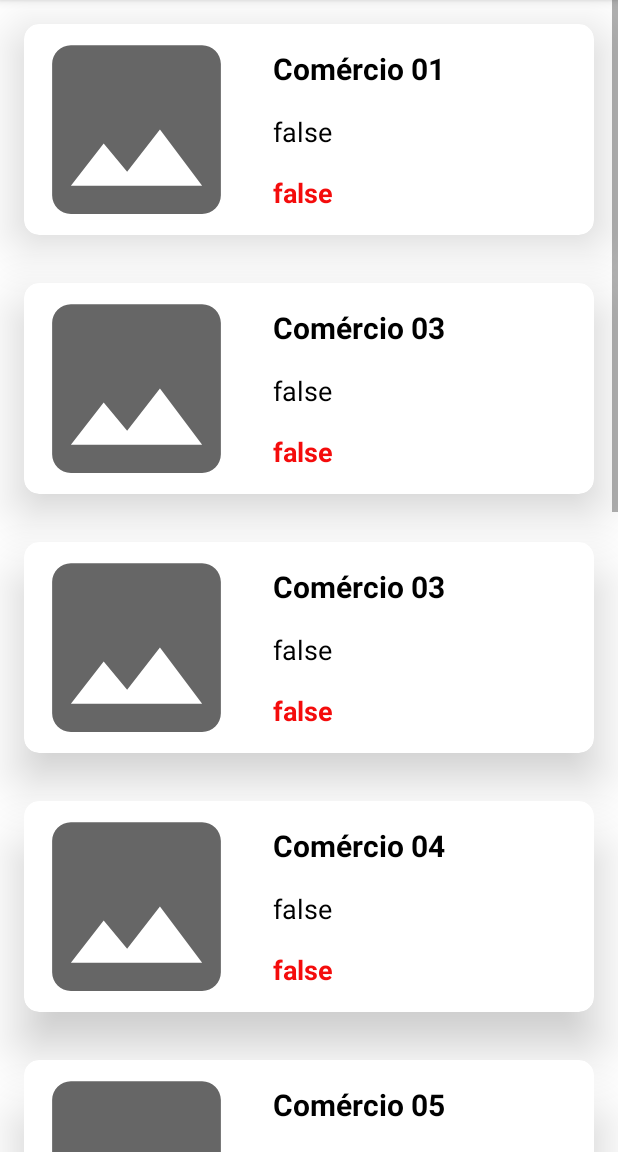
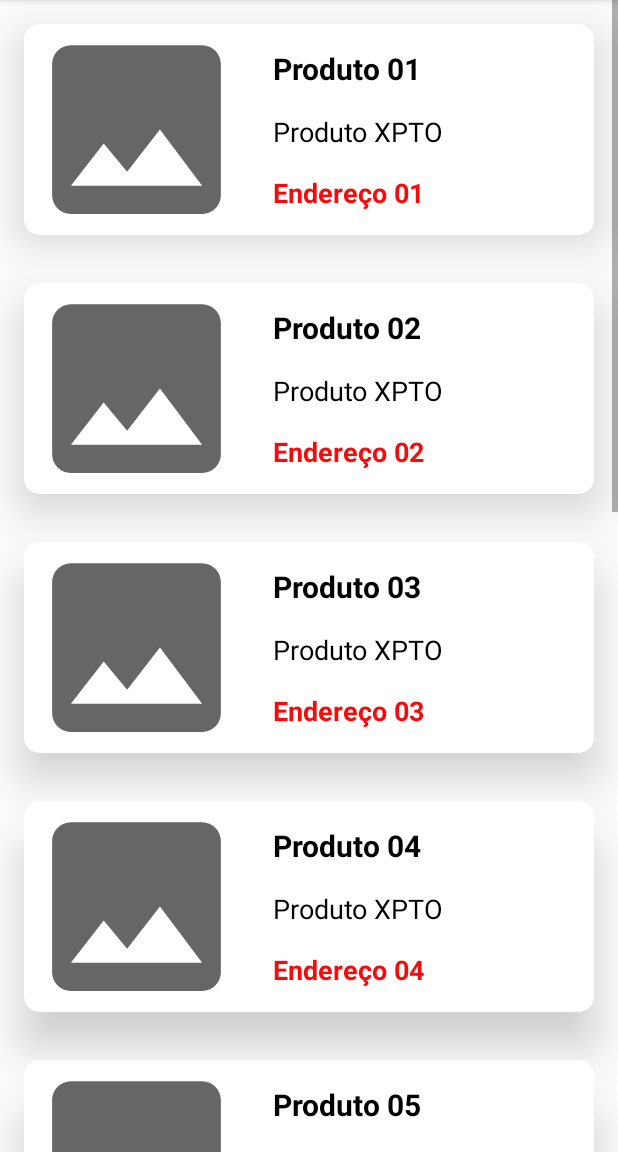
Before and after one commit to devweslly/AppUsuario, an Android app: the ListProdCategActivity01 screen opened directly, with no data from a screen before it, on a phone screen of 412 x 824 dp, the part 84-1236 px from its top. Run offline under Robolectric (Android 15) with nearby library versions, the light colour scheme and no system bars.

Commit message:
Fatorando RecyclerView

```diff
--- a/AppUsuario/app/src/main/java/com/example/appusuario/ListProdCategActivity01.kt
+++ b/AppUsuario/app/src/main/java/com/example/appusuario/ListProdCategActivity01.kt
@@ -2,25 +2,35 @@
 
 import androidx.appcompat.app.AppCompatActivity
 import android.os.Bundle
+import android.view.LayoutInflater
 import android.widget.TextView
 import androidx.recyclerview.widget.RecyclerView
 import com.example.appusuario.adapter.ItemProduto01Adapter
 import com.example.appusuario.data.Datasource
+import com.example.appusuario.databinding.ActivityListProdCateg01Binding
+
+private lateinit var binding: ActivityListProdCateg01Binding
 
 class ListProdCategActivity01 : AppCompatActivity() {
     override fun onCreate(savedInstanceState: Bundle?) {
         super.onCreate(savedInstanceState)
-        setContentView(R.layout.activity_list_prod_categ01)
+
+        binding = ActivityListProdCateg01Binding.inflate(layoutInflater)
+
+        setContentView(binding.root)
 
         // Inicializa os dados.
         val myDataset = Datasource().loadProduto01()
 
-        val recyclerView = findViewById<RecyclerView>(R.id.recycler_view_produto01)
+
+        //Configurando o RecyclerView
 
         // Use esta configuração para melhorar o desempenho se você souber que as alterações
         // no conteúdo não altera o tamanho do layout do RecyclerView
-        recyclerView.adapter = ItemProduto01Adapter(this, myDataset)
-        recyclerView.setHasFixedSize(true)
 
+        val adapter = ItemProduto01Adapter(this, myDataset)
+
+        binding.recyclerViewProduto01.adapter = adapter
+        binding.recyclerViewProduto01.setHasFixedSize(true)
     }
 }
--- a/AppUsuario/app/src/main/java/com/example/appusuario/adapter/ItemProduto01Adapter.kt
+++ b/AppUsuario/app/src/main/java/com/example/appusuario/adapter/ItemProduto01Adapter.kt
@@ -8,6 +8,7 @@
 import android.widget.TextView
 import androidx.recyclerview.widget.RecyclerView
 import com.example.appusuario.R
+import com.example.appusuario.databinding.CardLayoutProduto01Binding
 import com.example.appusuario.model.Produto01
 
 /*
@@ -22,11 +23,13 @@
     // Complex data items may need more than one view per item, and
     // you provide access to all the views for a data item in a view holder.
     // Each data item is just an Produto01 object.
-    class ItemProduto01ViewHolder(private val view: View) : RecyclerView.ViewHolder(view){
-        val textView: TextView = view.findViewById(R.id.item_card_layout_title_categ1)
-        val imageView: ImageView = view.findViewById(R.id.item_card_layout_image_categ1)
-        val description: TextView = view.findViewById(R.id.item_card_layout_description_categ1)
-        val adress: TextView = view.findViewById(R.id.item_card_layout_adress_categ1)
+    class ItemProduto01ViewHolder(val binding: CardLayoutProduto01Binding) : RecyclerView.ViewHolder(binding.root){
+        /*
+        val textView: TextView = binding.itemCardLayoutTitleCateg1
+        val imageView: ImageView = binding.itemCardLayoutImageCateg1
+        val description: TextView = binding.itemCardLayoutDescriptionCateg1
+        val adress: TextView = binding.itemCardLayoutAdressCateg1
+        */
     }
 
     /**
@@ -35,10 +38,11 @@
     // # 7
     override fun onCreateViewHolder(parent: ViewGroup, viewType: Int): ItemProduto01ViewHolder {
         // cria uma nova view
-        val adapterLayout = LayoutInflater.from(parent.context)
-            .inflate(R.layout.card_layout_produto01, parent, false)
-
-        return ItemProduto01ViewHolder(adapterLayout)
+        return ItemProduto01ViewHolder(CardLayoutProduto01Binding.inflate(
+            LayoutInflater.from(parent.context),
+            parent,
+            false
+        ))
     }
 
     /**
@@ -47,10 +51,11 @@
     // # 8
     override fun onBindViewHolder(holder: ItemProduto01ViewHolder, position: Int) {
         val itemProduto01 = dataset[position]
-        holder.textView.text = context.resources.getString(itemProduto01.stringResourceId)
-        holder.imageView.setImageResource(itemProduto01.imageResourceId)
-        holder.description.text = context.resources.getString(itemProduto01.descriptionResourceId)
-        holder.adress.text = context.resources.getString(itemProduto01.adressResourceId)
+
+        holder.binding.itemCardLayoutTitleCateg1.text = itemProduto01.stringResourceId
+        holder.binding.itemCardLayoutImageCateg1.setImageResource(itemProduto01.imageResourceId)
+        holder.binding.itemCardLayoutDescriptionCateg1.text = itemProduto01.descriptionResourceId
+        holder.binding.itemCardLayoutAdressCateg1.text = itemProduto01.adressResourceId
     }
 
     /**
--- a/AppUsuario/app/src/main/java/com/example/appusuario/data/Datasource.kt
+++ b/AppUsuario/app/src/main/java/com/example/appusuario/data/Datasource.kt
@@ -9,16 +9,66 @@
     fun loadProduto01(): List<Produto01> {
         // #4
         return listOf<Produto01>(
-            Produto01(R.string.titulo1, R.drawable.ic_baseline_image_24, R.id.item_card_layout_description_categ1, R.id.item_card_layout_adress_categ1),
-            Produto01(R.string.titulo2, R.drawable.ic_baseline_image_24, R.id.item_card_layout_description_categ1, R.id.item_card_layout_adress_categ1),
-            Produto01(R.string.titulo3, R.drawable.ic_baseline_image_24, R.id.item_card_layout_description_categ1, R.id.item_card_layout_adress_categ1),
-            Produto01(R.string.titulo4, R.drawable.ic_baseline_image_24, R.id.item_card_layout_description_categ1, R.id.item_card_layout_adress_categ1),
-            Produto01(R.string.titulo5, R.drawable.ic_baseline_image_24, R.id.item_card_layout_description_categ1, R.id.item_card_layout_adress_categ1),
-            Produto01(R.string.titulo6, R.drawable.ic_baseline_image_24, R.id.item_card_layout_description_categ1, R.id.item_card_layout_adress_categ1),
-            Produto01(R.string.titulo7, R.drawable.ic_baseline_image_24, R.id.item_card_layout_description_categ1, R.id.item_card_layout_adress_categ1),
-            Produto01(R.string.titulo8, R.drawable.ic_baseline_image_24, R.id.item_card_layout_description_categ1, R.id.item_card_layout_adress_categ1),
-            Produto01(R.string.titulo9, R.drawable.ic_baseline_image_24, R.id.item_card_layout_description_categ1, R.id.item_card_layout_adress_categ1),
-            Produto01(R.string.titulo10, R.drawable.ic_baseline_image_24, R.id.item_card_layout_description_categ1, R.id.item_card_layout_adress_categ1),
+            Produto01(
+                stringResourceId = "Produto 01",
+                imageResourceId = R.drawable.ic_baseline_image_24,
+                descriptionResourceId = "Produto XPTO",
+                adressResourceId = "Endereço 01"
+            ),
+            Produto01(
+                stringResourceId = "Produto 02",
+                imageResourceId = R.drawable.ic_baseline_image_24,
+                descriptionResourceId = "Produto XPTO",
+                adressResourceId = "Endereço 02"
+            ),
+            Produto01(
+                stringResourceId = "Produto 03",
+                imageResourceId = R.drawable.ic_baseline_image_24,
+                descriptionResourceId = "Produto XPTO",
+                adressResourceId = "Endereço 03"
+            ),
+            Produto01(
+                stringResourceId = "Produto 04",
+                imageResourceId = R.drawable.ic_baseline_image_24,
+                descriptionResourceId = "Produto XPTO",
+                adressResourceId = "Endereço 04"
+            ),
+            Produto01(
+                stringResourceId = "Produto 05",
+                imageResourceId = R.drawable.ic_baseline_image_24,
+                descriptionResourceId = "Produto XPTO",
+                adressResourceId = "Endereço 05"
+            ),
+            Produto01(
+                stringResourceId = "Produto 06",
+                imageResourceId = R.drawable.ic_baseline_image_24,
+                descriptionResourceId = "Produto XPTO",
+                adressResourceId = "Endereço 06"
+            ),
+            Produto01(
+                stringResourceId = "Produto 07",
+                imageResourceId = R.drawable.ic_baseline_image_24,
+                descriptionResourceId = "Produto XPTO",
+                adressResourceId = "Endereço 07"
+            ),
+            Produto01(
+                stringResourceId = "Produto 08",
+                imageResourceId = R.drawable.ic_baseline_image_24,
+                descriptionResourceId = "Produto XPTO",
+                adressResourceId = "Endereço 08"
+            ),
+            Produto01(
+                stringResourceId = "Produto 09",
+                imageResourceId = R.drawable.ic_baseline_image_24,
+                descriptionResourceId = "Produto XPTO",
+                adressResourceId = "Endereço 09"
+            ),
+            Produto01(
+                stringResourceId = "Produto 10",
+                imageResourceId = R.drawable.ic_baseline_image_24,
+                descriptionResourceId = "Produto XPTO",
+                adressResourceId = "Endereço 10"
+            ),
         )
     }
 }
--- a/AppUsuario/app/src/main/java/com/example/appusuario/model/Produto01.kt
+++ b/AppUsuario/app/src/main/java/com/example/appusuario/model/Produto01.kt
@@ -1,13 +1,10 @@
 package com.example.appusuario.model
-
-import androidx.annotation.DrawableRes
-import androidx.annotation.StringRes
 
 // # 1
 data class Produto01(
-    @StringRes val stringResourceId: Int,
-    @DrawableRes val imageResourceId: Int,
-    val descriptionResourceId: Int,
-    val adressResourceId: Int
+    var stringResourceId: String,
+    var imageResourceId: Int,
+    var descriptionResourceId: String,
+    var adressResourceId: String
 ) {
 }
--- a/AppUsuario/app/src/main/res/values/strings.xml
+++ b/AppUsuario/app/src/main/res/values/strings.xml
@@ -1,13 +1,3 @@
 <resources>
     <string name="app_name">AppUsuario</string>
-    <string name="titulo1">Comércio 01</string>
-    <string name="titulo2">Comércio 03</string>
-    <string name="titulo3">Comércio 03</string>
-    <string name="titulo4">Comércio 04</string>
-    <string name="titulo5">Comércio 05</string>
-    <string name="titulo6">Comércio 06</string>
-    <string name="titulo7">Comércio 07</string>
-    <string name="titulo8">Comércio 08</string>
-    <string name="titulo9">Comércio 09</string>
-    <string name="titulo10">Comércio 10</string>
 </resources>
```
